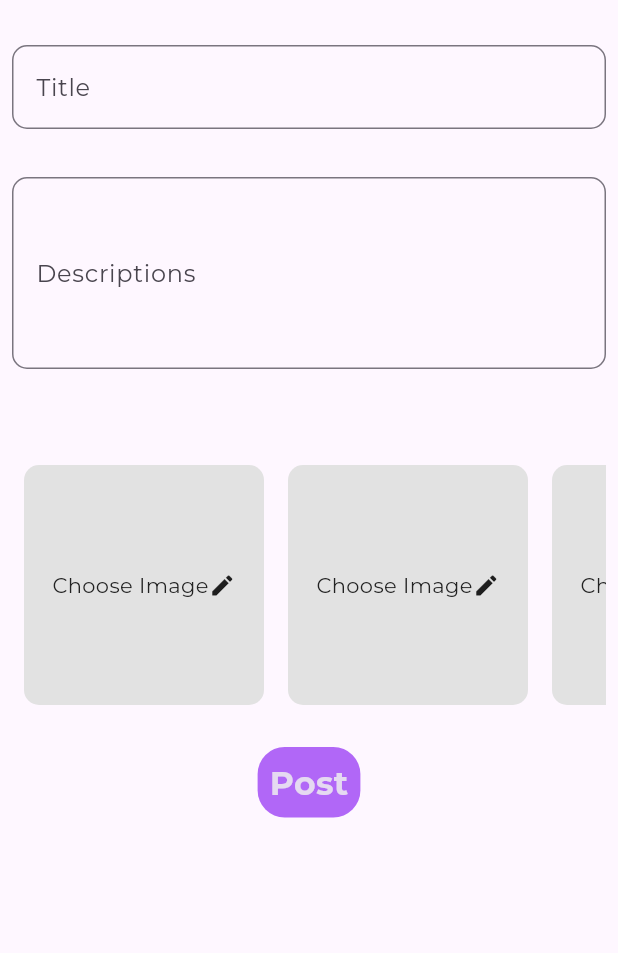
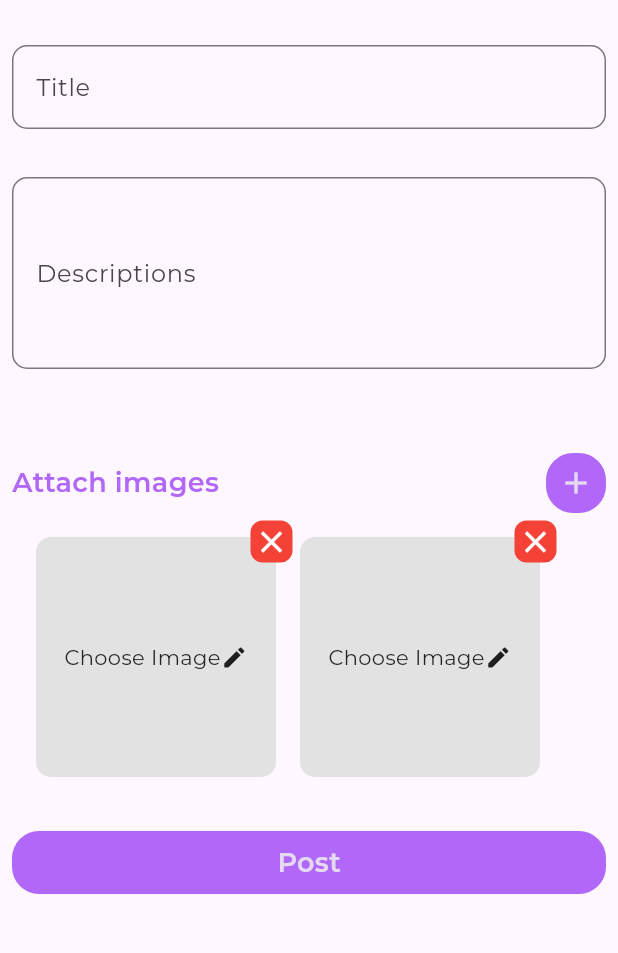
Before and after one commit to Sunil20090/problem, a Flutter app: the PostProblemScreen screen opened directly, on a phone screen of 412 x 824 dp, the part 72-1025 px from its top. Run offline on Flutter 3.47's test engine with Material 3 defaults, Android fonts, the phone set to English and light mode, and no system bars; our stand-ins replace dio, google_fonts, image_picker, introduction_screen, photo_view, shared_preferences; accounts and stored records are empty; network calls fail.

```diff
--- a/lib/pages/dashboard/dashboard_screen.dart
+++ b/lib/pages/dashboard/dashboard_screen.dart
@@ -27,7 +27,9 @@ class _DashboardScreenState extends State<DashboardScreen> {
     ),
     IdeaScreen(),
     PlanScreen(),
-    AccountScreen()
+    AccountScreen(
+      onChanged: () => setState(() {})
+    )
   ];
   }
 
--- a/lib/pages/dashboard/problem/post_problem_screen.dart
+++ b/lib/pages/dashboard/problem/post_problem_screen.dart
@@ -23,13 +23,15 @@ class _PostProblemScreenState extends State<PostProblemScreen> {
 
   final TextEditingController _descriptionController = TextEditingController();
 
-  List<File?> _imageList = [null, null, null, null];
+  List<File?> _imageList = [null, null];
   final picker = ImagePicker();
 
   bool _loading = false;
 
   int _uploadCount = 0;
   int _uploadTotal = 1;
+
+  int _IMAGE_LIMIT = 10;
 
   Future<void> _getImage(ImageSource source, int index) async {
     final pickedFile = await picker.pickImage(source: source);
@@ -68,8 +70,34 @@ class _PostProblemScreenState extends State<PostProblemScreen> {
                 controller: _descriptionController,
               ),
               addVerticalSpace(56),
+              Row(
+                mainAxisAlignment: MainAxisAlignment.spaceBetween,
+                children: [
+                  Text(
+                    'Attach images',
+                    style: getTextTheme(color: COLOR_PRIMARY).titleMedium,
+                  ),
+                  ColoredButton(
+                      onPressed: () {
+                        setState(() {
+                          if (_imageList.length < _IMAGE_LIMIT) {
+                            _imageList.add(null);
+                          } else {
+                            showAlert(
+                                context, 'Exceeded!', 'Image limit exceeded');
+                          }
+                        });
+                      },
+                      child: Icon(
+                        Icons.add,
+                        color: COLOR_BASE,
+                      ))
+                ],
+              ),
               SingleChildScrollView(
                 scrollDirection: Axis.horizontal,
+                child: Padding(
+                  padding: const EdgeInsets.all(8.0),
                   child: Row(
                     children: _imageList.asMap().entries.map((entry) {
                       int index = entry.key;
@@ -77,28 +105,21 @@ class _PostProblemScreenState extends State<PostProblemScreen> {
                     }).toList(),
                   ),
                 ),
+              ),
               addVerticalSpace(20),
-              Row(
+              ColoredButton(
+                  onPressed: !_loading
+                      ? () {
+                          postData();
+                        }
+                      : null,
+                  child: Row(
                     mainAxisAlignment: MainAxisAlignment.center,
                     children: [
-                  IgnorePointer(
-                    ignoring: _loading,
-                    child: ColoredButton(
-                        onPressed: () {
-                          postData();
-                        },
-                        child: _loading
-                            ? CircularProgressIndicator(
-                                color: COLOR_BASE,
-                              )
-                            : Text('Post',
-                                style: TextStyle(
-                                    color: COLOR_BASE,
-                                    fontSize: 22,
-                                    fontWeight: FontWeight.bold))),
-                  )
+                      Text('Post',
+                          style: getTextTheme(color: COLOR_BASE).titleMedium),
                     ],
-              )
+                  ))
             ],
           ),
         ),
@@ -107,7 +128,10 @@ class _PostProblemScreenState extends State<PostProblemScreen> {
   }
 
   Widget getCaptureImage(int index) {
-    return Padding(
+    return Stack(
+      clipBehavior: Clip.none,
+      children: [
+        Padding(
           padding: const EdgeInsets.all(8.0),
           child: InkWell(
             onTap: () {
@@ -145,6 +169,32 @@ class _PostProblemScreenState extends State<PostProblemScreen> {
               ),
             ),
           ),
+        ),
+        Positioned(
+          top: -3,
+          right: -3,
+          child: InkWell(
+            onTap: () {
+              setState(() {
+                if(_imageList.length > 1){
+                  _imageList.removeAt(index);
+                }
+              });
+            },
+            child: Container(
+              child: Padding(
+                padding: const EdgeInsets.all(2),
+                child: Icon(
+                  Icons.close,
+                  color: COLOR_WHITE,
+                ),
+              ),
+              decoration: BoxDecoration(
+                  borderRadius: BorderRadius.circular(8), color: Colors.red),
+            ),
+          ),
+        )
+      ],
     );
   }
 
--- a/lib/pages/dashboard/problem/problem_detail_screen.dart
+++ b/lib/pages/dashboard/problem/problem_detail_screen.dart
@@ -99,7 +99,7 @@ class _ProblemDetailScreenState extends State<ProblemDetailScreen> {
               )
             : null,
       ),
-      body: Column(
+      body:  Column(
         crossAxisAlignment: CrossAxisAlignment.start,
         children: [
           Container(
--- a/lib/pages/dashboard/problem/problem_screen.dart
+++ b/lib/pages/dashboard/problem/problem_screen.dart
@@ -175,13 +175,14 @@ class _ProblemScreenState extends State<ProblemScreen> {
                             fit: StackFit.expand,
                             children: [
                               FadeInImage(
+
                                 image: Image.network(
                                   _problemList[index]['image_url'],
                                 ).image,
                                 placeholder: Image.network(
                                   _problemList[index]['thumbnail_url'],
                                 ).image,
-                                fadeInDuration: Duration(milliseconds: 20),
+                                fadeInDuration: Duration(milliseconds: 2),
                                 fit: BoxFit.cover,
                               ),
                               Positioned(
@@ -246,6 +247,7 @@ class _ProblemScreenState extends State<ProblemScreen> {
                                   )),
                             ],
                           ),
+                          timeStamp: '@${timeAgo(_problemList[index]['created_on'], timezoneOffset: Duration(hours: 5, minutes: 30))}',
                           avatarUrl: _problemList[index]['user_thumbnail_url'],
                           avatarThumbnailUrl: _problemList[index]
                               ['user_thumbnail_url'],
```
Also changed, not shown: lib/components/image_with_title.dart (+6 -2 lines), lib/pages/dashboard/acount/account_screen.dart (+50 -31 lines), lib/pages/dashboard/acount/auth/edit_profile_screen.dart (+15 -11 lines). Lines whose indentation alone changed are shown as unchanged.
